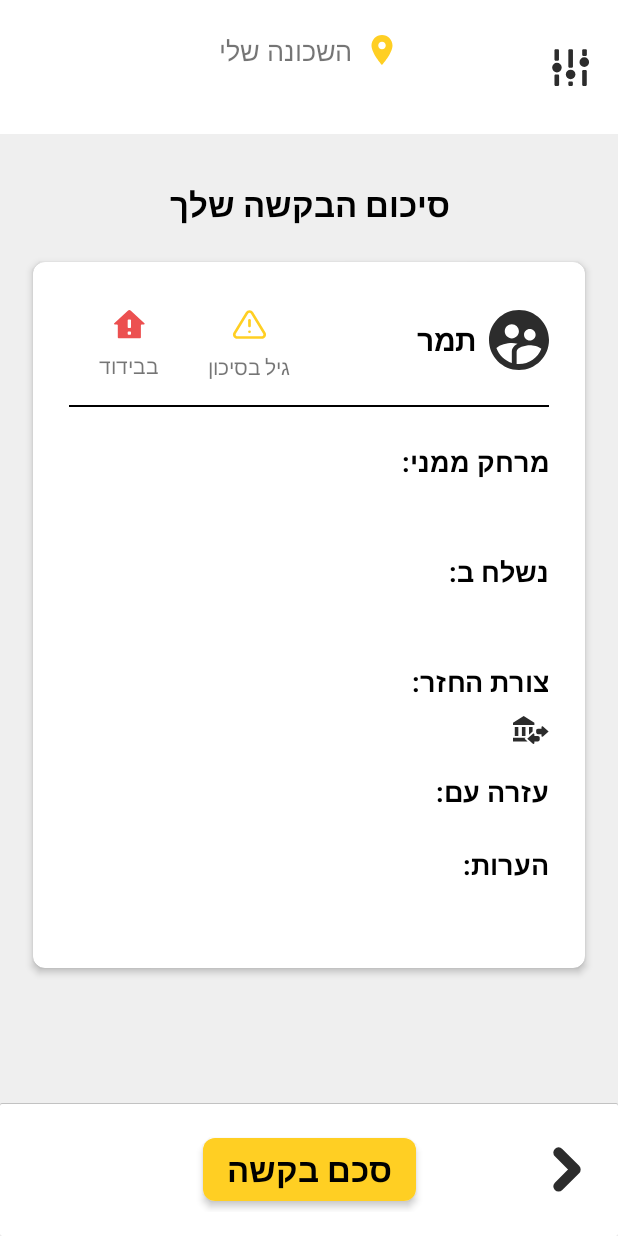
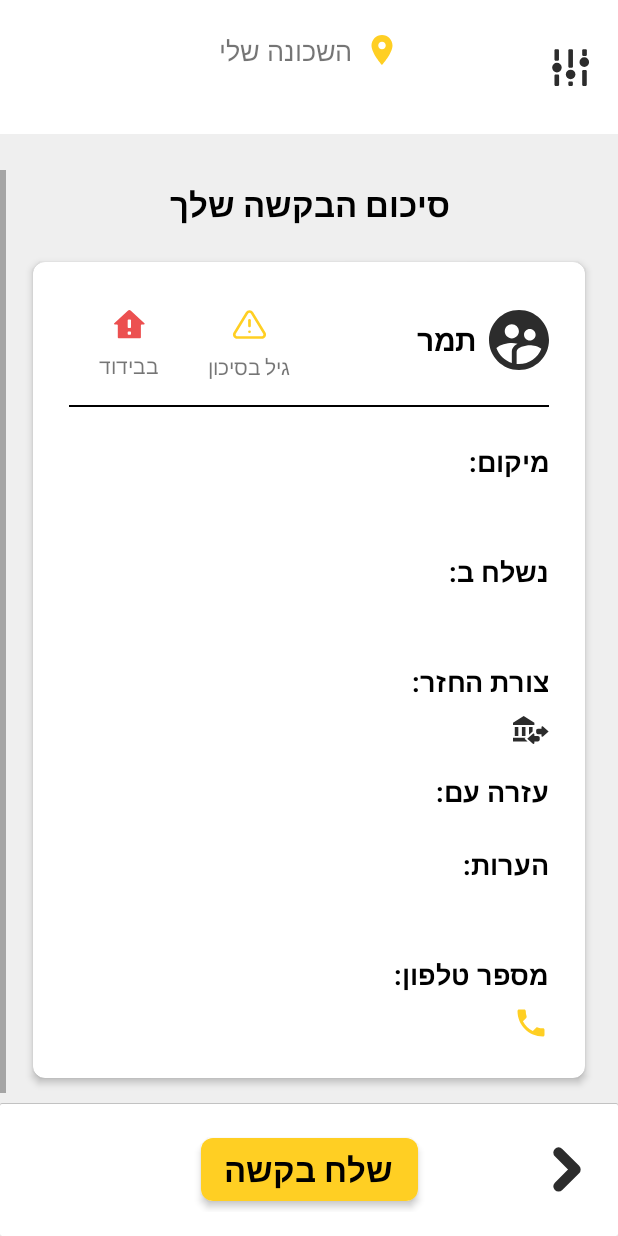
Before and after one commit to hofitMizrahi/BDude, an Android app: the SendRequestActivity screen opened directly, with no data from a screen before it, on a phone screen of 412 x 824 dp. Run offline under Robolectric (Android 15) with nearby library versions, the phone set to English and light mode, and no system bars; our stand-ins replace ButterKnife, Dagger/Hilt's generated code, EventBus, Firebase (no records; nobody signed in at launch, a user with empty details on screens opened directly), RxJava; libraries missing offline, so code that uses them is left out: com.schibstedspain.leku; 3 statements that could not run were skipped.

Commit message:
changes by new desing

```diff
--- a/app/src/main/java/com/edudb/bdude/ui/base/BaseActivity.java
+++ b/app/src/main/java/com/edudb/bdude/ui/base/BaseActivity.java
@@ -259,7 +259,7 @@ public abstract class BaseActivity extends AppCompatActivity implements BaseView
             if (resultCode == Activity.RESULT_OK && data != null) {
 
                 if (getActivity() instanceof CreateHelpRequestActivity) {
-                    ((CreateHelpRequestPresenter) getPresenter()).changeLocation(LocationHelper.getLocation(data));
+                    ((CreateHelpRequestPresenter) getPresenter()).updateLocation(LocationHelper.getLocation(data));
 
                 }else if (getActivity() instanceof MyRequestsActivity) {
                     ((MyRequestsPresenter) getPresenter()).updateLocation(LocationHelper.getLocation(data));
--- a/app/src/main/java/com/edudb/bdude/ui/flow/lobby/request_details/view/RequestDetailsActivity.java
+++ b/app/src/main/java/com/edudb/bdude/ui/flow/lobby/request_details/view/RequestDetailsActivity.java
@@ -122,9 +122,6 @@ public class RequestDetailsActivity extends BaseActivity implements RequestDetai
         Utils.setViewVisibility(mAgeAtRisk, mRequestDetailsObj.isAgeAtRisk(), View.GONE);
         Utils.setViewVisibility(mIsolation, mRequestDetailsObj.isInIsolation(), View.GONE);
 
-        mRequestDetailsObj.getProducts().addAll(mRequestDetailsObj.getProducts());
-        mRequestDetailsObj.getProducts().addAll(mRequestDetailsObj.getProducts());
-
         RecyclerView.LayoutManager HorizontalLayout
                 = new LinearLayoutManager(
                 this,
--- a/app/src/main/java/com/edudb/bdude/ui/flow/lobby/send_request/view/SendRequestActivity.java
+++ b/app/src/main/java/com/edudb/bdude/ui/flow/lobby/send_request/view/SendRequestActivity.java
@@ -1,24 +1,61 @@
 package com.edudb.bdude.ui.flow.lobby.send_request.view;
 
-import androidx.appcompat.app.AppCompatActivity;
-
-import android.os.Bundle;
-
+import androidx.recyclerview.widget.LinearLayoutManager;
+import androidx.recyclerview.widget.RecyclerView;
+import android.view.View;
+import android.widget.Button;
+import android.widget.TextView;
 import com.edudb.bdude.R;
 import com.edudb.bdude.application.BdudeApplication;
+import com.edudb.bdude.db.modules.HelpRequest;
 import com.edudb.bdude.di.components.DaggerSendRequestComponent;
 import com.edudb.bdude.di.modules.SendRequestModule;
+import com.edudb.bdude.general.utils.Utils;
 import com.edudb.bdude.ui.base.BaseActivity;
 import com.edudb.bdude.ui.base.BasePresenter;
+import com.edudb.bdude.ui.flow.lobby.requests_list_screen.view.adapter.items_adapter.ProductsItemsAdapter;
 import com.edudb.bdude.ui.flow.lobby.send_request.contract.SendRequestContract;
 import com.edudb.bdude.ui.flow.lobby.send_request.presenter.SendRequestPresenter;
-
 import javax.inject.Inject;
+import butterknife.BindView;
 
 public class SendRequestActivity extends BaseActivity implements SendRequestContract.View {
 
     @Inject
     SendRequestPresenter mPresenter;
+
+    @Inject
+    HelpRequest mHelpRequest;
+
+    @Inject
+    ProductsItemsAdapter mAdapter;
+
+    @BindView(R.id.name)
+    TextView mName;
+
+    @BindView(R.id.body)
+    TextView mBodyTxt;
+
+    @BindView(R.id.time)
+    TextView mTimeTxt;
+
+    @BindView(R.id.distance)
+    TextView mDistance;
+
+    @BindView(R.id.phoneNumber)
+    TextView mNumber;
+
+    @BindView(R.id.helpBtn)
+    Button mHelpBtn;
+
+    @BindView(R.id.age_at_risk_container)
+    View mAgeAtRisk;
+
+    @BindView(R.id.productsRecyclerView)
+    RecyclerView mRecyclerView;
+
+    @BindView(R.id.isolation_container)
+    View mIsolation;
 
     @Override
     public int getLayoutResource() {
@@ -40,5 +77,26 @@ public class SendRequestActivity extends BaseActivity implements SendRequestCont
 
     @Override
     public void initViews() {
+
+        mNumber.setText(mHelpRequest.getPhone_number());
+
+        Utils.setViewVisibility(mAgeAtRisk, mHelpRequest.isAgeAtRisk(), View.GONE);
+        Utils.setViewVisibility(mIsolation, mHelpRequest.isInIsolation(), View.GONE);
+
+        RecyclerView.LayoutManager HorizontalLayout
+                = new LinearLayoutManager(
+                this,
+                LinearLayoutManager.HORIZONTAL,
+                false);
+
+        mRecyclerView.setLayoutManager(HorizontalLayout);
+        mAdapter.setData(mHelpRequest.getProducts());
+        mRecyclerView.setAdapter(mAdapter);
+        mName.setText(mHelpRequest.getUserName());
+
+        mName.setText(mHelpRequest.getUserName());
+        mBodyTxt.setText(mHelpRequest.getBody());
+        mTimeTxt.setText(Utils.getTimeFormat(mHelpRequest.getTimestamp()));
+        mDistance.setText(mHelpRequest.getAddress_text());
     }
 }
--- a/app/src/main/res/layout/activity_create_help_request.xml
+++ b/app/src/main/res/layout/activity_create_help_request.xml
@@ -52,17 +52,18 @@
             app:layout_constraintTop_toTopOf="parent">
 
             <LinearLayout
-                android:id="@+id/send_help_request"
+                android:id="@+id/send_help_request_container"
                 android:layout_width="wrap_content"
                 android:layout_height="wrap_content">
 
                 <TextView
+                    android:id="@+id/send_help_request"
                     android:layout_width="wrap_content"
                     android:layout_height="wrap_content"
                     android:gravity="center"
                     android:padding="6dp"
+                    android:background="@drawable/btn_selector"
                     android:enabled="false"
-                    android:background="@drawable/btn_selector"
                     android:paddingStart="16dp"
                     android:paddingEnd="16dp"
                     android:text="@string/send_request_summary"
--- a/app/src/main/res/layout/activity_send_request.xml
+++ b/app/src/main/res/layout/activity_send_request.xml
@@ -59,7 +59,7 @@
                         <TextView
                             android:layout_width="wrap_content"
                             android:layout_height="wrap_content"
-                            android:text="@string/distance_from_me"
+                            android:text="@string/location"
                             android:textColor="@color/colorBlack"
                             android:textDirection="anyRtl"
                             android:textSize="18sp"
@@ -158,6 +158,31 @@
                             android:textColor="@color/colorBlack"
                             android:gravity="right"
                             android:textSize="18sp" />
+
+
+                        <TextView
+                            android:layout_width="wrap_content"
+                            android:layout_height="wrap_content"
+                            android:text="@string/phone_number"
+                            android:layout_marginTop="16dp"
+                            android:textColor="@color/colorBlack"
+                            android:textDirection="anyRtl"
+                            android:textSize="18sp"
+                            android:textStyle="bold" />
+
+                        <TextView
+                            android:id="@+id/phoneNumber"
+                            android:layout_width="wrap_content"
+                            android:drawablePadding="8dp"
+                            android:layout_height="wrap_content"
+                            android:layout_marginTop="8dp"
+                            android:drawableStart="@drawable/ic_phone_grey"
+                            android:textColor="@color/colorBlack"
+                            android:drawableTint="@color/yellow"
+                            android:textDirection="anyRtl"
+                            android:textSize="18sp"
+                            tools:text="0528415353" />
+
 
                     </LinearLayout>
 
@@ -338,7 +363,7 @@
                     android:padding="6dp"
                     android:paddingStart="16dp"
                     android:paddingEnd="16dp"
-                    android:text="@string/send_request_summary"
+                    android:text="@string/send_request"
                     android:textColor="@color/colorBlack"
                     android:textSize="22sp"
                     android:textStyle="bold" />
--- a/app/src/main/res/values/attrs.xml
+++ b/app/src/main/res/values/attrs.xml
@@ -7,7 +7,7 @@
         <attr name="regex" format="string" />
         <attr name="drawable_start" format="reference"/>
         <attr name="required" format="boolean" />
-        <attr name="maxLength" format="boolean"/>
+        <attr name="maxLength" format="integer"/>
         <attr name="edit" format="boolean" />
     </declare-styleable>
 </resources>
--- a/app/src/main/res/values/strings.xml
+++ b/app/src/main/res/values/strings.xml
@@ -93,5 +93,10 @@
     <string name="add_item">הוסף לבקשה</string>
     <string name="x">x</string>
     <string name="private_details_title">פרטיים אישיים:</string>
+    <string name="number">מספר</string>
+    <string name="select_location">תבחר מיקום</string>
+    <string name="free_search">חיפוש חופשי</string>
+    <string name="phone_regex">^(0)[23489]{1}[0-9]{7}$|^(05)[0-9]{8}$</string>
+    <string name="location">מיקום:</string>
 
 </resources>
```
Also changed, not shown: app/src/main/java/com/edudb/bdude/di/modules/SendRequestModule.java (+16 -5 lines), app/src/main/java/com/edudb/bdude/general/CheckedEditText.java (+30 -3 lines), app/src/main/java/com/edudb/bdude/ui/flow/lobby/create_new_help_request/contract/CreateHelpRequestContract.java (+8 -3 lines), app/src/main/java/com/edudb/bdude/ui/flow/lobby/create_new_help_request/presenter/CreateHelpRequestPresenter.java (+5 -10 lines), app/src/main/java/com/edudb/bdude/ui/flow/lobby/create_new_help_request/view/CreateHelpRequestActivity.java (+37 -19 lines), app/src/main/java/com/edudb/bdude/ui/flow/lobby/send_request/presenter/SendRequestPresenter.java (+9 -0 lines), app/src/main/res/layout/activity_create_help_request_main_content.xml (+6 -3 lines).
